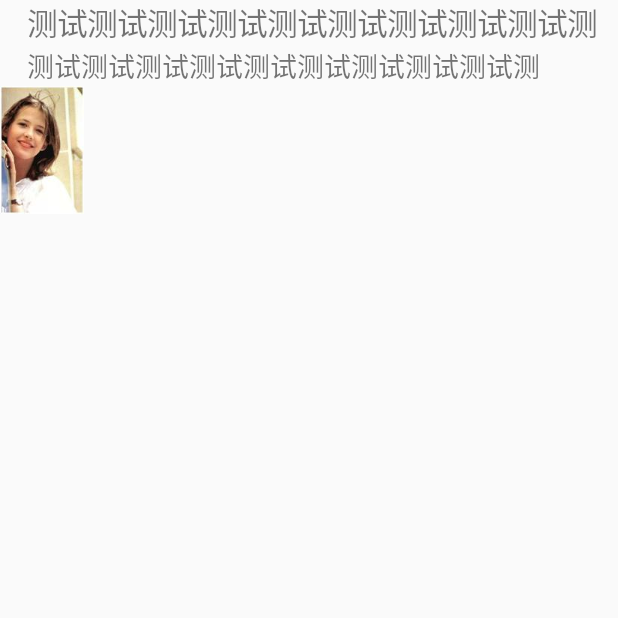
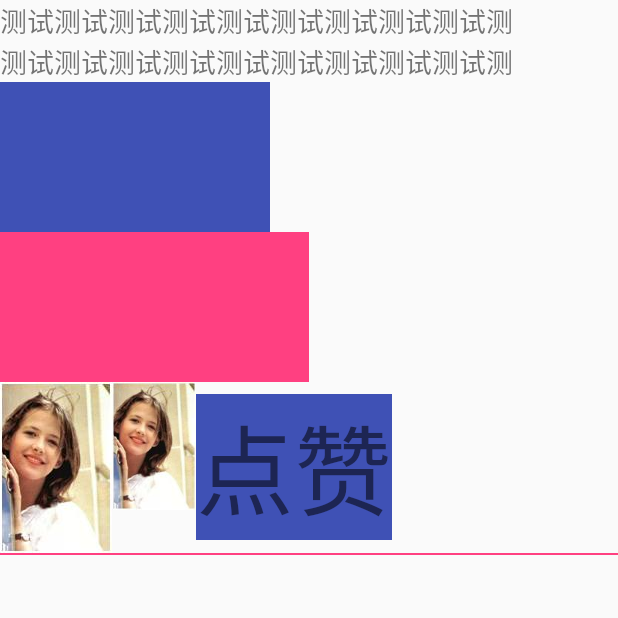
Before and after one commit to BenjaminGao999/SupportMultipleScreens, an Android app: the screen it shows after launch (MainActivity), on a phone screen of 412 x 824 dp, the top half of it. Run offline under Robolectric (Android 15) with nearby library versions, the phone set to English and light mode, and no system bars.

Commit message:
经验添加

```diff
--- a/supportmultiscreens/src/main/java/com/gaos/supportmultiplescreens/MainActivity.java
+++ b/supportmultiscreens/src/main/java/com/gaos/supportmultiplescreens/MainActivity.java
@@ -1,12 +1,15 @@
 package com.gaos.supportmultiplescreens;
 
-import android.content.res.Configuration;
+import android.graphics.Point;
+import android.os.Build;
 import android.support.v7.app.AppCompatActivity;
 import android.os.Bundle;
 import android.util.DisplayMetrics;
 import android.util.Log;
 import android.util.TypedValue;
+import android.view.View;
 import android.widget.ImageView;
+import android.widget.LinearLayout;
 import android.widget.TextView;
 
 public class MainActivity extends AppCompatActivity {
@@ -18,17 +21,27 @@ public class MainActivity extends AppCompatActivity {
         super.onCreate(savedInstanceState);
         setContentView(R.layout.activity_main);
         setTextSize();
-//        getImageSize();
+        setViewWidth();
+        getDpi();
+        compareDrawableWithTextScaleFactor();
     }
-
 
     private void setTextSize() {
         TextView textView = (TextView) findViewById(R.id.tv);
-        float textSize = getResources().getDisplayMetrics().widthPixels * 0.05f;
-        Log.i(TAG, "setTextSize: textsize = " + textSize);
+        float density = getResources().getDisplayMetrics().density;
+        float textSize = 18 * density;
         textView.setTextSize(TypedValue.COMPLEX_UNIT_PX, textSize);
-//        Log.i(TAG, "setTextSize: 18sp = " + getResources().getDimension(R.dimen.textsize) + "px");
+    }
 
+    private void setViewWidth() {
+        View viewMy = findViewById(R.id.view_my);
+        LinearLayout.LayoutParams layoutParams = (LinearLayout.LayoutParams) viewMy.getLayoutParams();
+        layoutParams.width = (int) (getResources().getDisplayMetrics().widthPixels/2.0f);
+//        layoutParams.width = 540;
+        viewMy.setLayoutParams(layoutParams);
+    }
+
+    private void getDpi() {
         DisplayMetrics displayMetrics = getResources().getDisplayMetrics();
         Log.i(TAG, "setTextSize: width = " + displayMetrics.widthPixels + "px");
         Log.i(TAG, "setTextSize: height = " + displayMetrics.heightPixels + "px");
@@ -36,25 +49,30 @@ public class MainActivity extends AppCompatActivity {
         Log.i(TAG, "setTextSize: density = " + displayMetrics.density);
         Log.i(TAG, "setTextSize: xdpi = " + displayMetrics.xdpi);
         Log.i(TAG, "setTextSize: ydpi = " + displayMetrics.ydpi);
+
+        if (Build.VERSION.SDK_INT >= Build.VERSION_CODES.JELLY_BEAN_MR1) {
+            Point outSize = new Point();
+            getWindowManager().getDefaultDisplay().getRealSize(outSize);
+            Log.i(TAG, "getDpi: outSizeX = " + outSize.x + "; outsizeY = " + outSize.y);
+            DisplayMetrics outMetrics = new DisplayMetrics();
+            getWindowManager().getDefaultDisplay().getRealMetrics(outMetrics);
+            Log.i(TAG, "getDpi: realDensity = " + outMetrics.densityDpi);
+            Log.i(TAG, "getDpi: realXdpi = " + outMetrics.xdpi);
+            Log.i(TAG, "getDpi: realYdpi = " + outMetrics.ydpi);
+            Log.i(TAG, "getDpi: realXpx= " + outMetrics.widthPixels);
+            Log.i(TAG, "getDpi: realYpx = " + outMetrics.heightPixels);
+        }
     }
 
-    /**
-     * ①1080*1920 420dpi
-     * 04-07 08:55:16.083 7144-7144/com.gaos.supportmultiplescreens I/MainActivity: getImageSize: height = 257
-     * 04-07 08:55:16.083 7144-7144/com.gaos.supportmultiplescreens I/MainActivity: getImageSize: width = 168
-     * <p>
-     * ②768*1280 xhdpi
-     * 04-07 08:59:59.580 2721-2721/? I/MainActivity: getImageSize: height = 171
-     * 04-07 08:59:59.580 2721-2721/? I/MainActivity: getImageSize: width = 112
-     * <p>
-     * ③ 原始位图尺寸 height = 171 , weight = 112
-     */
-    private void getImageSize() {
-        ImageView imageView = (ImageView) findViewById(R.id.img_sophie);
-        imageView.measure(0, 0);
-        int height = imageView.getMeasuredHeight();
-        int width = imageView.getMeasuredWidth();
-        Log.i(TAG, "getImageSize: height = " + height);
-        Log.i(TAG, "getImageSize: width = " + width);
+    private void compareDrawableWithTextScaleFactor() {
+        ImageView ivSophie = (ImageView) findViewById(R.id.iv_sophie);
+        TextView tvSophie = (TextView) findViewById(R.id.tv_sophie);
+        ivSophie.measure(0, 0);
+        Log.i(TAG, "compareDrawableWithTextScaleFactor: imageview weidth = " + ivSophie.getMeasuredWidth());
+        Log.i(TAG, "compareDrawableWithTextScaleFactor: imageview height = " + ivSophie.getMeasuredHeight());
+        float textSize = tvSophie.getTextSize();
+        Log.i(TAG, "compareDrawableWithTextScaleFactor: textsize = " + textSize);
+        tvSophie.measure(0, 0);
+        Log.i(TAG, "compareDrawableWithTextScaleFactor: textviewHeight = " + tvSophie.getMeasuredHeight());
     }
 }
--- a/supportmultiscreens/src/main/res/layout/activity_main.xml
+++ b/supportmultiscreens/src/main/res/layout/activity_main.xml
@@ -11,22 +11,53 @@
         android:id="@+id/tv"
         android:layout_width="wrap_content"
         android:layout_height="wrap_content"
-        android:layout_marginLeft="@dimen/textsize"
-        android:text="测试测试测试测试测试测试测试测试测试测"
-        android:textSize="@dimen/textsize" />
+        android:text="测试测试测试测试测试测试测试测试测试测" />
 
     <TextView
         android:layout_width="wrap_content"
         android:layout_height="wrap_content"
-        android:layout_marginLeft="@dimen/textsize"
         android:text="测试测试测试测试测试测试测试测试测试测"
-        android:textSize="18dp" />
+        android:textSize="@dimen/textsize" />
 
-    <ImageView
-        android:id="@+id/img_sophie"
+    <View
+        android:layout_width="@dimen/view_width_my"
+        android:layout_height="100dp"
+        android:background="@color/colorPrimary" />
+
+    <View
+        android:id="@+id/view_my"
         android:layout_width="wrap_content"
+        android:layout_height="100dp"
+        android:background="@color/colorAccent" />
+
+    <LinearLayout
+        android:layout_width="match_parent"
         android:layout_height="wrap_content"
-        android:background="@color/colorAccent"
-        android:src="@drawable/sophie" />
+        android:orientation="horizontal">
 
+        <ImageView
+            android:layout_width="wrap_content"
+            android:layout_height="wrap_content"
+            android:src="@drawable/sophieb" />
+
+        <ImageView
+            android:id="@+id/iv_sophie"
+            android:layout_width="wrap_content"
+            android:layout_height="wrap_content"
+            android:src="@drawable/sophie" />
+
+        <TextView
+            android:id="@+id/tv_sophie"
+            android:layout_width="wrap_content"
+            android:layout_height="wrap_content"
+            android:layout_gravity="center_vertical"
+            android:background="@color/colorPrimary"
+            android:text="点赞"
+            android:textSize="65dp" />
+    </LinearLayout>
+
+    <View
+        android:layout_width="wrap_content"
+        android:layout_height="1dp"
+        android:background="@color/colorAccent" />
 </LinearLayout>
--- a/supportmultiscreens/src/main/res/values/dimens.xml
+++ b/supportmultiscreens/src/main/res/values/dimens.xml
@@ -3,5 +3,5 @@
     <dimen name="activity_horizontal_margin">16dp</dimen>
     <dimen name="activity_vertical_margin">16dp</dimen>
     <dimen name="textsize">18dp</dimen>
-    <dimen name="marginleft">20dp</dimen>
+    <dimen name="view_width_my">180dp</dimen>
 </resources>
```
Also changed, not shown: supportmultiscreens/src/main/res/drawable-nodpi/sophieb.gif (added), 1 other file.
